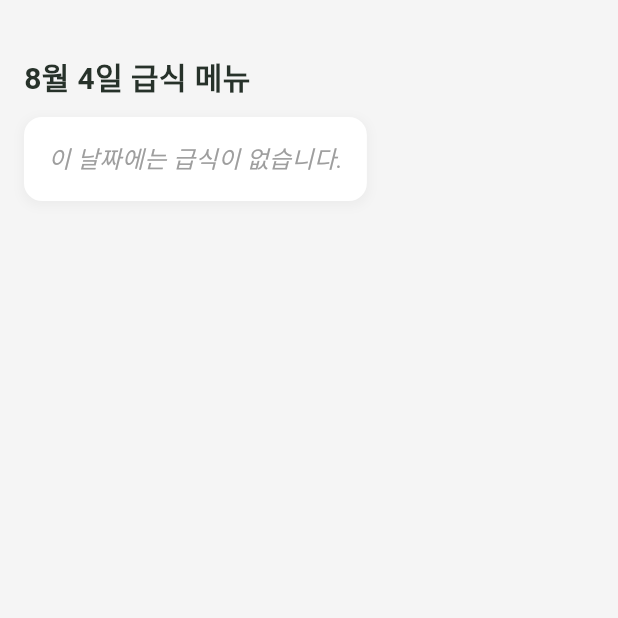
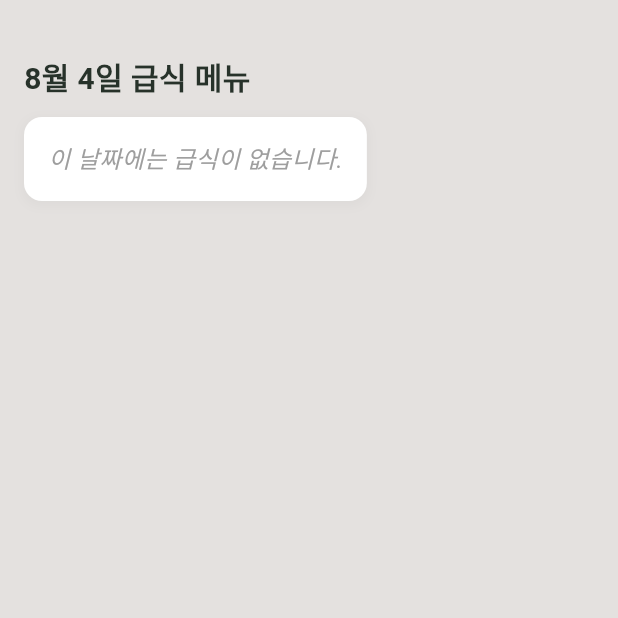
Before and after one commit to LHOIKTN/luanchlunch, a Flutter app: the _HomeTab screen opened directly, on a phone screen of 412 x 824 dp, the top half of it. Run offline on Flutter 3.47's test engine with Material 3 defaults, Android fonts, the phone set to English and light mode, and no system bars; our stand-ins replace flutter_dotenv, hive, hive_flutter, supabase_flutter; accounts and stored records are empty; network calls fail; Roboto replaces fonts that are missing (HakgyoansimDunggeunmiso).

Commit message:
Updated pubspec.yaml to include new font family 'HakgyoansimDunggeunmiso' and added font assets. Changed background colors across multiple screens to use AppColors for consistency. Enhanced app theme with new font settings and adjusted color usage in various UI components for improved visual coherence.

```diff
--- a/lib/features/game_start/screen.dart
+++ b/lib/features/game_start/screen.dart
@@ -274,7 +274,7 @@ class _GameStartScreenState extends State<GameStartScreen>
     _initializeParticles(screenWidth, screenHeight, context);
 
     return Scaffold(
-      backgroundColor: const Color(0xFFF0E6FF), // 연한 보라색 (더 진하게)
+      backgroundColor: AppColors.background, // 제일 연한 색으로 변경
       body: Stack(
         children: [
           // 이미지 파티클들
--- a/lib/features/home/screen.dart
+++ b/lib/features/home/screen.dart
@@ -65,7 +65,7 @@ class _HomeTabState extends State<_HomeTab> {
   @override
   Widget build(BuildContext context) {
     return Scaffold(
-      backgroundColor: const Color(0xFFF5F5F5),
+      backgroundColor: AppColors.background,
       body: SafeArea(
         child: const _DailyMenuPage(),
       ),
@@ -147,14 +147,14 @@ class _DailyMenuPageState extends State<_DailyMenuPage> {
   Widget build(BuildContext context) {
     if (_isLoading) {
       return const Scaffold(
-        backgroundColor: Color(0xFFF5F5F5),
+        backgroundColor: AppColors.background,
         body: Center(child: CircularProgressIndicator()),
       );
     }
 
     if (_controller.availableDates.isEmpty) {
       return const Scaffold(
-        backgroundColor: Color(0xFFF5F5F5),
+        backgroundColor: AppColors.background,
         body: Center(
           child: Text(
             '사용 가능한 날짜가 없습니다.',
@@ -165,7 +165,7 @@ class _DailyMenuPageState extends State<_DailyMenuPage> {
     }
 
     return Scaffold(
-      backgroundColor: const Color(0xFFF5F5F5),
+      backgroundColor: AppColors.background,
       body: PageView.builder(
         controller: _pageController,
         onPageChanged: _onPageChanged,
--- a/lib/features/inventory/screen.dart
+++ b/lib/features/inventory/screen.dart
@@ -5,6 +5,7 @@ import 'package:launchlunch/features/inventory/food_detail_modal.dart';
 import 'package:launchlunch/features/inventory/complete_overlay.dart';
 import 'package:launchlunch/features/inventory/food_grid_item.dart';
 import 'package:launchlunch/features/inventory/combination_box.dart';
+import 'package:launchlunch/theme/app_colors.dart';
 
 class FoodGridScreen extends StatefulWidget {
   const FoodGridScreen({super.key});
@@ -160,6 +161,7 @@ class _FoodGridScreenState extends State<FoodGridScreen> {
     final crossSpacing = isTablet ? 16.0 : 12.0;
 
     return Scaffold(
+      backgroundColor: AppColors.background,
       appBar: AppBar(
         backgroundColor: Theme.of(context).colorScheme.inversePrimary,
         elevation: 0,
--- a/lib/features/ranking/screen.dart
+++ b/lib/features/ranking/screen.dart
@@ -89,6 +89,7 @@ class _RankingScreenState extends State<RankingScreen> {
     final isTablet = screenWidth > 600;
 
     return Scaffold(
+      backgroundColor: AppColors.background,
       appBar: AppBar(
         title: Text(
           '랭킹',
--- a/lib/features/splash/screen.dart
+++ b/lib/features/splash/screen.dart
@@ -95,7 +95,7 @@ class _SplashScreenState extends State<SplashScreen>
   @override
   Widget build(BuildContext context) {
     return Scaffold(
-      backgroundColor: const Color(0xFFF0E6FF), // 게임 시작 화면과 같은 연한 보라색
+      backgroundColor: AppColors.background, // 제일 연한 색으로 변경
       body: Center(
         child: Column(
           mainAxisAlignment: MainAxisAlignment.center,
--- a/lib/theme/app_colors.dart
+++ b/lib/theme/app_colors.dart
@@ -12,10 +12,10 @@ class AppColors {
   static const Color secondaryLight = Color(0xFFE4E1DF); // 가장 연한 색
   static const Color secondaryDark = Color(0xFF27322A);  // 매우 진한 색
 
-  // 배경 색상들
+  // 배경 색상들 - 모두 제일 연한 색으로 변경
   static const Color background = Color(0xFFE4E1DF);     // 가장 연한 색을 배경으로
-  static const Color surface = Colors.white;
-  static const Color cardBackground = Colors.white;
+  static const Color surface = Color(0xFFE4E1DF);        // 가장 연한 색으로 변경
+  static const Color cardBackground = Color(0xFFE4E1DF); // 가장 연한 색으로 변경
 
   // 텍스트 색상들
   static const Color textPrimary = Color(0xFF27322A);    // 가장 진한 색을 주 텍스트로
--- a/lib/theme/app_theme.dart
+++ b/lib/theme/app_theme.dart
@@ -21,6 +21,9 @@ class AppTheme {
         onBackground: AppColors.textPrimary,
         onError: AppColors.textWhite,
       ),
+
+      // 폰트 패밀리 설정
+      fontFamily: 'HakgyoansimDunggeunmiso',
 
       // 앱바 테마
       appBarTheme: const AppBarTheme(
@@ -179,6 +182,7 @@ class AppTheme {
   static ThemeData get darkTheme {
     return ThemeData(
       brightness: Brightness.dark,
+      fontFamily: 'HakgyoansimDunggeunmiso',
       colorScheme: ColorScheme.dark(
         primary: AppColors.primary,
         primaryContainer: AppColors.primaryDark,
```
Also changed, not shown: lib/widgets/common/food_chip.dart (+13 -12 lines), lib/widgets/common/quick_action_card.dart (+6 -5 lines), lib/widgets/common/recommendation_card.dart (+7 -6 lines), pubspec.yaml (+7 -11 lines), assets/fonts/Hakgyoansim Dunggeunmiso/Hakgyoansim Dunggeunmiso OTF B.otf (added), assets/fonts/Hakgyoansim Dunggeunmiso/Hakgyoansim Dunggeunmiso OTF R.otf (added), 2 other files.
